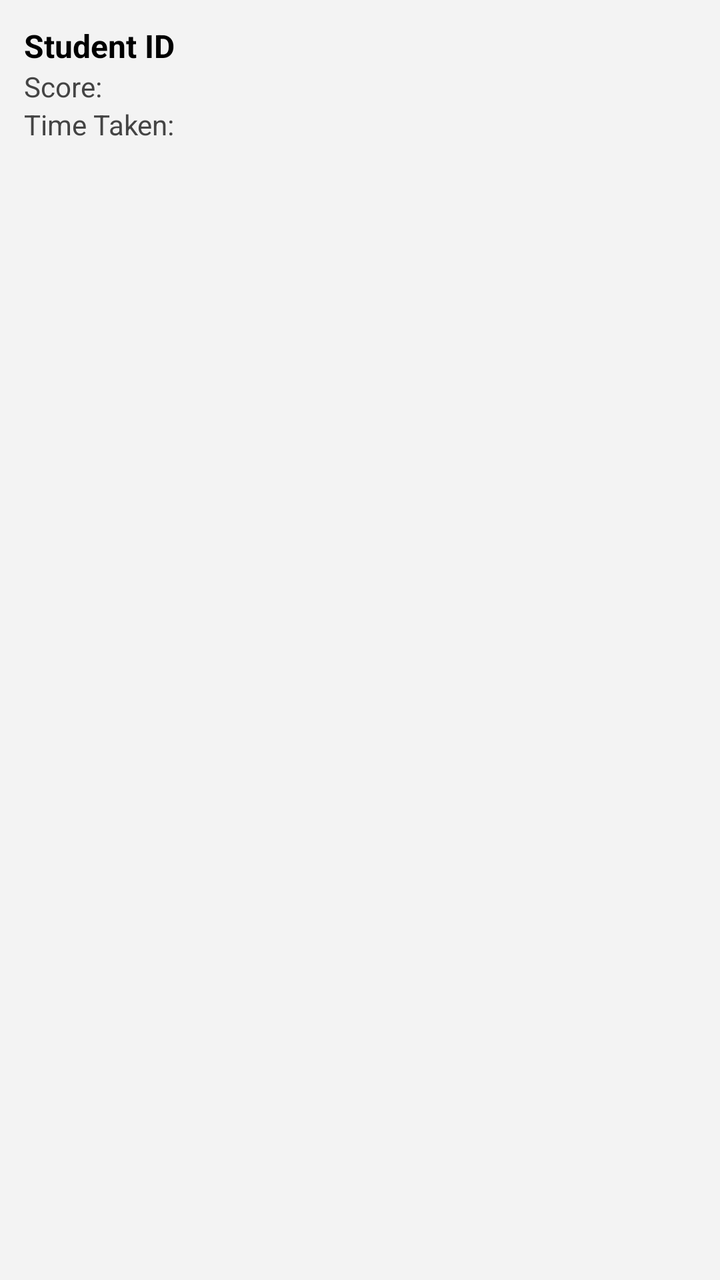
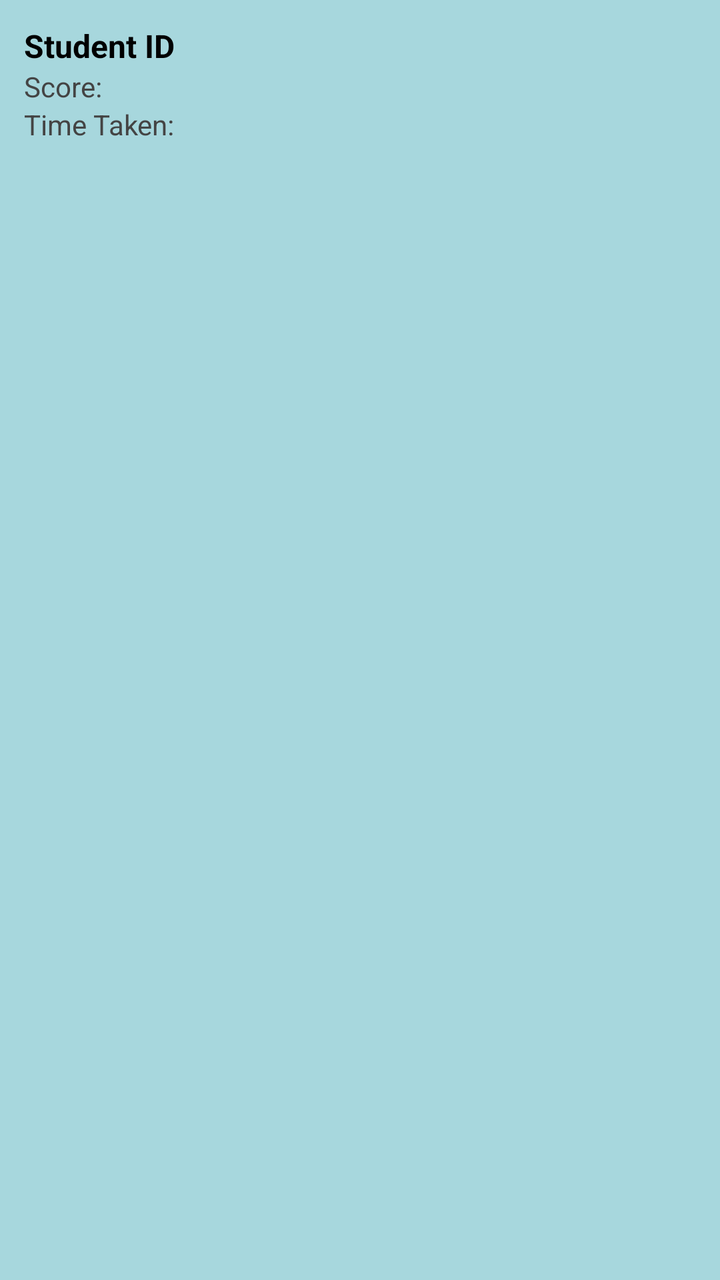

Before-and-after screenshots of an Android layout around one commit, followed by the original layout XML and the change that was made.
<!-- AndroidManifest.xml: application theme Theme.EduQuiz -->
<!-- res/layout/item_quiz_result_student.xml -->
<?xml version="1.0" encoding="utf-8"?>
<LinearLayout xmlns:android="http://schemas.android.com/apk/res/android"
android:orientation="vertical"
android:layout_width="match_parent"
android:layout_height="wrap_content"
android:background="#F3F3F3"
android:padding="12dp"
android:layout_marginBottom="8dp">

<TextView
    android:id="@+id/tvStudentId"
    android:layout_width="wrap_content"
    android:layout_height="wrap_content"
    android:text="Student ID"
    android:textStyle="bold"
    android:textSize="16sp"
    android:textColor="#000" />

<TextView
    android:id="@+id/tvScore"
    android:layout_width="wrap_content"
    android:layout_height="wrap_content"
    android:text="Score:"
    android:textSize="14sp"
    android:textColor="#444" />

<TextView
    android:id="@+id/tvTime"
    android:layout_width="wrap_content"
    android:layout_height="wrap_content"
    android:text="Time Taken:"
    android:textSize="14sp"
    android:textColor="#444" />
</LinearLayout>
<!-- resources referenced by this layout -->
<resources>
  <style name="Theme.EduQuiz" parent="Base.Theme.EduQuiz" />
  <style name="Base.Theme.EduQuiz" parent="Theme.Material3.DayNight.NoActionBar">
          
          
      </style>
</resources>

<!-- the commit's change to res/layout/item_quiz_result_student.xml (unified diff, before → after) -->
@@ -3,7 +3,7 @@
 android:orientation="vertical"
 android:layout_width="match_parent"
 android:layout_height="wrap_content"
-android:background="#F3F3F3"
+android:background="#A7D7DD"
 android:padding="12dp"
 android:layout_marginBottom="8dp">
 
